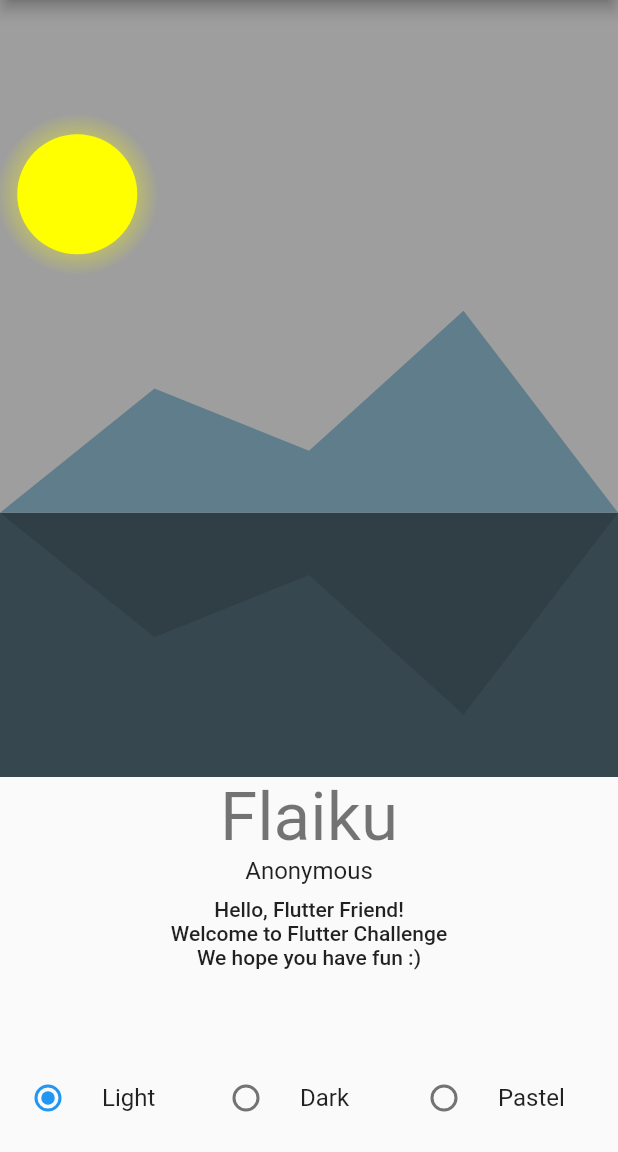
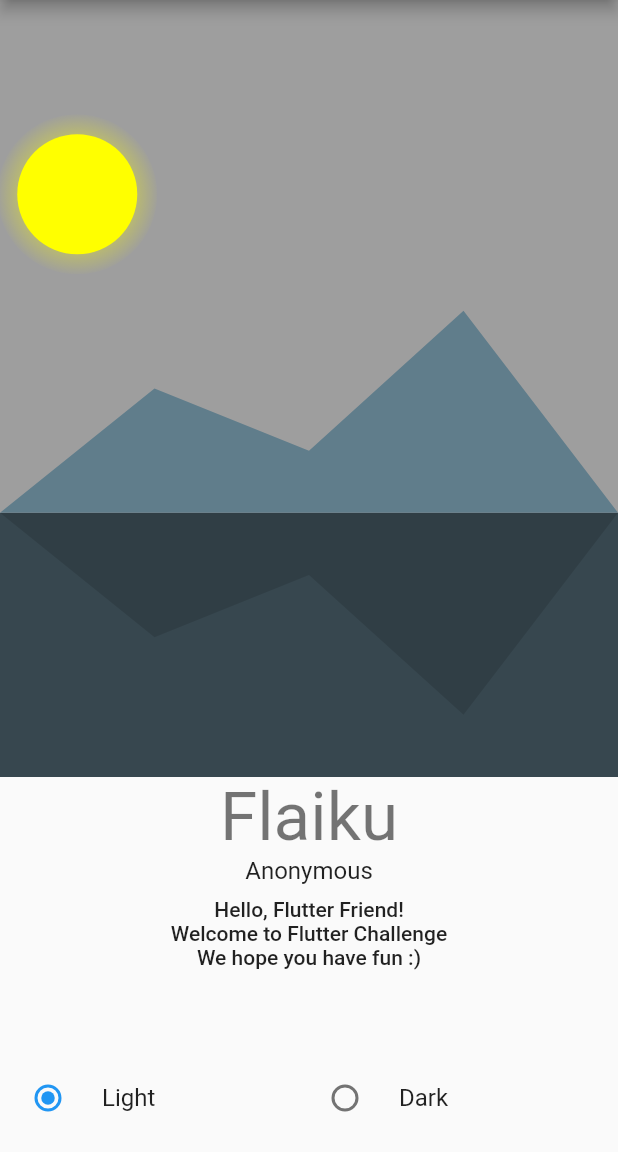
Before and after one commit to Flutter-Challenge/mini_challenge_1_starter_app, a Flutter app: the screen it shows after launch, after a tap on "Light", on a phone screen of 412 x 824 dp, the part 84-1236 px from its top. Run offline on Flutter 3.47's test engine with Material 2 defaults, Android fonts, the phone set to English and light mode, and no system bars.

Commit message:
update text

```diff
--- a/lib/main.dart
+++ b/lib/main.dart
@@ -17,12 +17,17 @@ void main() {
 class MyApp extends StatelessWidget {
   @override
   Widget build(BuildContext context) {
-    return MaterialApp(
-      title: 'Theming Mini Challenge',
-      debugShowCheckedModeBanner: false,
-      theme: Provider.of<MyTheme>(context).currentThemeData,
-      home: MyHomePage(title: 'Theming Mini Challenge'),
-    );
+    return Builder(builder: (BuildContext context) {
+      final themeProvider = Provider.of<MyTheme>(context);
+      return MaterialApp(
+        title: 'Theming Mini Challenge',
+        debugShowCheckedModeBanner: false,
+        themeMode: themeProvider.themeMode,
+        theme: themeProvider.currentThemeData,
+        darkTheme: themeProvider.currentThemeData,
+        home: MyHomePage(title: 'Theming Mini Challenge'),
+      );
+    });
   }
 }
 
--- a/lib/scenery.dart
+++ b/lib/scenery.dart
@@ -31,7 +31,7 @@ class _SceneryState extends State<Scenery> {
             ),
             child: Container(),
           ),
-          //todo(you) - Can you find a way to toggle this text area color according to the theme?
+          //todo(you) - Can you find a way to toggle this text area background color according to the theme?
           Positioned(
             bottom: 0,
             child: Container(
@@ -48,33 +48,24 @@ class _SceneryState extends State<Scenery> {
               child: Padding(
                 padding: const EdgeInsets.all(8.0),
                 child: Row(
+                  mainAxisAlignment: MainAxisAlignment.spaceBetween,
                   children: <Widget>[
                     Expanded(
-                      //todo(you) Can you put the RadioListTile contentPadding in a theme?
-                      child: RadioListTile<ThemeType>(
+                      child: RadioListTile<ThemeMode>(
                         contentPadding: EdgeInsets.symmetric(horizontal: 4),
                         title: const Text('Light'),
-                        groupValue: myTheme.currentTheme,
-                        value: ThemeType.Light,
-                        onChanged: (ThemeType? type) => myTheme.setThemeType(ThemeType.Light),
+                        groupValue: myTheme.themeMode,
+                        value: ThemeMode.light,
+                        onChanged: (ThemeMode? mode) => myTheme.setThemeMode(ThemeMode.light),
                       ),
                     ),
                     Expanded(
-                      child: RadioListTile<ThemeType>(
+                      child: RadioListTile<ThemeMode>(
                         contentPadding: EdgeInsets.symmetric(horizontal: 4),
                         title: const Text('Dark'),
-                        groupValue: myTheme.currentTheme,
-                        value: ThemeType.Dark,
-                        onChanged: (ThemeType? type) => myTheme.setThemeType(ThemeType.Dark),
-                      ),
-                    ),
-                    Expanded(
-                      child: RadioListTile<ThemeType>(
-                        contentPadding: EdgeInsets.symmetric(horizontal: 4),
-                        title: const Text('Pastel'),
-                        groupValue: myTheme.currentTheme,
-                        value: ThemeType.Pastel,
-                        onChanged: (ThemeType? type) => myTheme.setThemeType(ThemeType.Pastel),
+                        groupValue: myTheme.themeMode,
+                        value: ThemeMode.dark,
+                        onChanged: (ThemeMode? mode) => myTheme.setThemeMode(ThemeMode.dark),
                       ),
                     ),
                   ],
--- a/lib/themes/custom_themes.dart
+++ b/lib/themes/custom_themes.dart
@@ -11,12 +11,11 @@ class CustomWidgetThemes {
 
   SceneryThemeData? sceneryThemeData;
 
+  // todo(you) These colors are dreary! Modify this so the picture has different values for light and dark modes
   CustomWidgetThemes._(BuildContext context) {
-    final theme = Provider.of<MyTheme>(context).currentTheme;
-    switch (theme) {
-      // todo(you) These colors are dreary! Modify this so the picture it has different values for light, dark and pastel mode
-      //If you are feeling ambitious, add another ThemeType or two
-      case ThemeType.Light:
+    final themeMode = Provider.of<MyTheme>(context).themeMode;
+    if (Theme.of(context).brightness == Brightness.light) {
+      //themeMode == ThemeMode.light) {
       sceneryThemeData = SceneryThemeData(
         skyFillColor: Colors.grey,
         mountainFillColor: Colors.blueGrey,
@@ -24,8 +23,7 @@ class CustomWidgetThemes {
         drawMoon: false,
         drawSun: true,
       );
-        break;
-      case ThemeType.Dark:
+    } else {
       sceneryThemeData = SceneryThemeData(
         skyFillColor: Colors.grey,
         mountainFillColor: Colors.blueGrey,
@@ -33,16 +31,6 @@ class CustomWidgetThemes {
         drawMoon: true,
         drawSun: false,
       );
-        break;
-      case ThemeType.Pastel:
-        sceneryThemeData = SceneryThemeData(
-          skyFillColor: Colors.grey,
-          mountainFillColor: Colors.blueGrey,
-          waterFillColor: Colors.blueGrey[800]!,
-          drawMoon: true,
-          drawSun: true,
-        );
-        break;
     }
   }
 }
--- a/lib/themes/my_theme.dart
+++ b/lib/themes/my_theme.dart
@@ -1,32 +1,20 @@
 import 'package:flutter/material.dart';
 
 class MyTheme with ChangeNotifier {
-  ThemeType _themeType = ThemeType.Light;
+  var _themeMode = ThemeMode.light;
+  ThemeMode get themeMode => _themeMode;
 
-  setThemeType(ThemeType newTheme) {
-    _themeType = newTheme;
+  void setThemeMode(themeMode) {
+    _themeMode = themeMode;
     notifyListeners();
   }
 
-  ThemeType get currentTheme {
-    return _themeType;
-  }
-
-  // todo(you) fill this in and make the different text styles visible in the text area look better
+  // todo(you) fill this in and make the different text styles visible in the text area look better in both light and dark mode?
   ThemeData get currentThemeData {
-    switch (_themeType) {
-      case ThemeType.Light:
-        return ThemeData();
-      case ThemeType.Dark:
-        return ThemeData();
-      case ThemeType.Pastel:
-        return ThemeData();
+    if (_themeMode == ThemeMode.light) {
+      return ThemeData(brightness: Brightness.light, primaryColor: Colors.blue);
+    } else {
+      return ThemeData(brightness: Brightness.dark, primaryColor: Colors.green);
     }
   }
 }
-
-enum ThemeType {
-  Light,
-  Dark,
-  Pastel,
-}
```
Also changed, not shown: 1 other file. Lines whose indentation alone changed are shown as unchanged.
